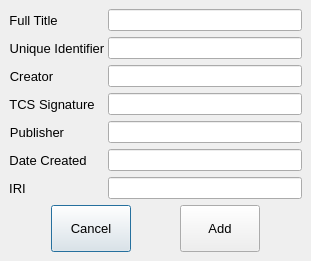
Before: the Qt Designer form src/newsensudialog.ui in kopolzin/bioimages-collection-manager, drawn with Qt 5.
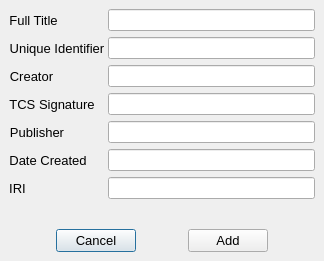
After: the same form once the commit is applied.

Commit message: Fixed button size and spacing

The edit to the form file:
```diff
--- a/src/newsensudialog.ui
+++ b/src/newsensudialog.ui
@@ -6,7 +6,7 @@
    <rect>
     <x>0</x>
     <y>0</y>
-    <width>311</width>
+    <width>324</width>
     <height>261</height>
    </rect>
   </property>
@@ -178,6 +178,19 @@
      </item>
     </layout>
    </item>
+   <item>
+    <spacer name="verticalSpacer">
+     <property name="orientation">
+      <enum>Qt::Vertical</enum>
+     </property>
+     <property name="sizeHint" stdset="0">
+      <size>
+       <width>20</width>
+       <height>40</height>
+      </size>
+     </property>
+    </spacer>
+   </item>
    <item>
     <layout class="QHBoxLayout" name="horizontalLayout">
      <item>
```
Left out of the diff: 1 changed line with no effect on the pictures. The commit also changes 1 other file.
